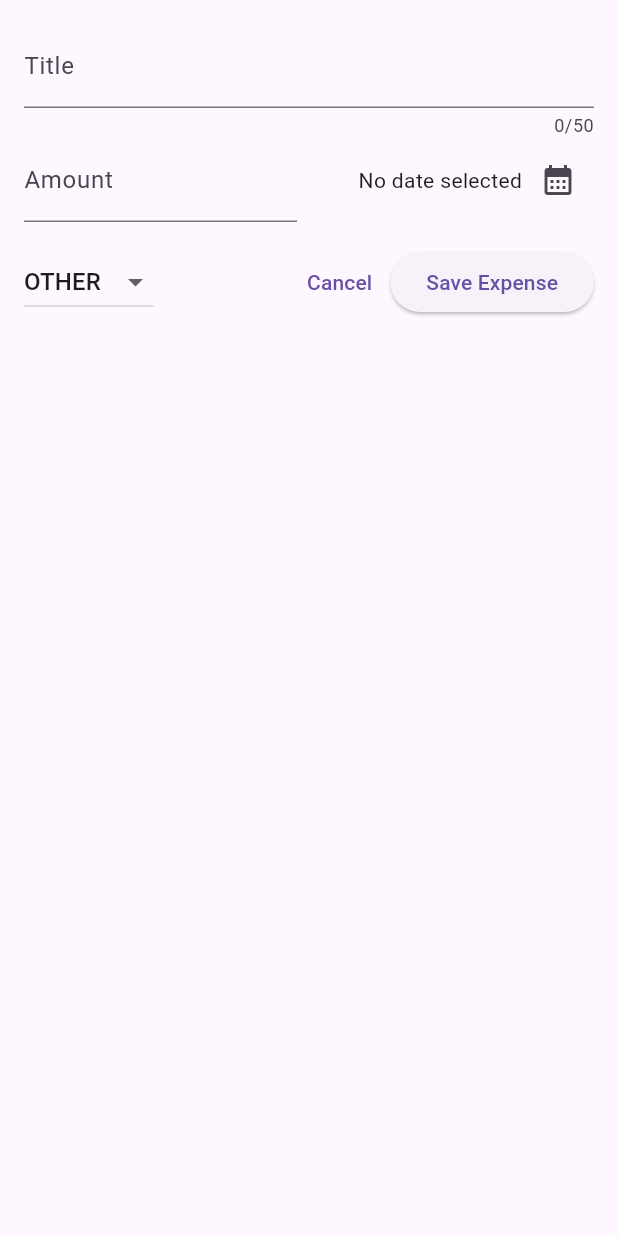
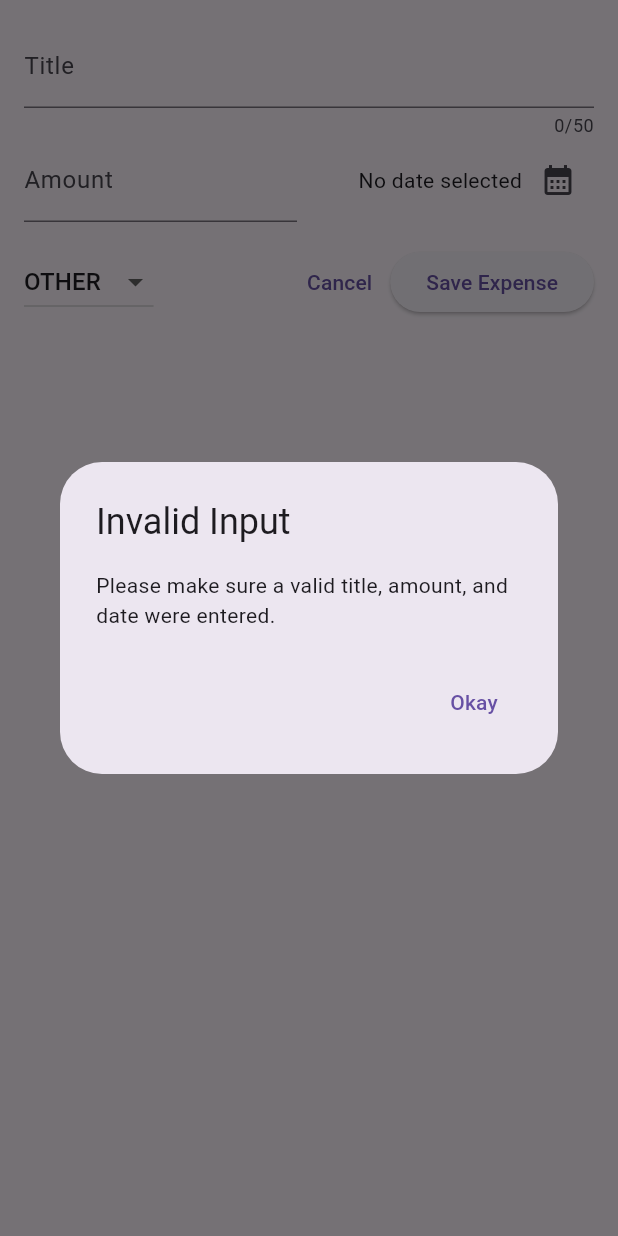
Before and after one commit to GhadeerHamed/flutter-expense-tracker, a Flutter app: the NewExpense widget shown alone on an empty page, opened directly, after a tap on "Save Expense", on a phone screen of 412 x 824 dp. Run offline on Flutter 3.47's test engine with Material 3 defaults, Android fonts, the phone set to English and light mode, and no system bars.

Commit message:
Implement expense data submission and validation in NewExpense widget

```diff
--- a/lib/widgets/new_expense.dart
+++ b/lib/widgets/new_expense.dart
@@ -34,6 +34,36 @@ class _NewExpenseState extends State<NewExpense> {
     setState(() {
       _selectedDate = pickedDate;
     });
+  }
+
+  void submitExpenseData() {
+    final enteredAmount = double.tryParse(_amountController.text);
+    final amountIsInvalid = enteredAmount == null || enteredAmount <= 0;
+
+    if (_titleController.text.trim().isEmpty ||
+        amountIsInvalid ||
+        _selectedDate == null) {
+      showDialog(
+        context: context,
+        builder: (ctx) => AlertDialog(
+          title: const Text('Invalid Input'),
+          content: const Text(
+            'Please make sure a valid title, amount, and date were entered.',
+          ),
+          actions: [
+            TextButton(
+              onPressed: () {
+                Navigator.pop(ctx);
+              },
+              child: const Text('Okay'),
+            ),
+          ],
+        ),
+      );
+      return;
+    }
+
+    Navigator.pop(context);
   }
 
   @override
@@ -111,10 +141,7 @@ class _NewExpenseState extends State<NewExpense> {
                 child: const Text('Cancel'),
               ),
               ElevatedButton(
-                onPressed: () {
-                  print('Title: ${_titleController.text}');
-                  print('Amount: \$${_amountController.text}');
-                },
+                onPressed: submitExpenseData,
                 child: const Text('Save Expense'),
               ),
             ],
```
